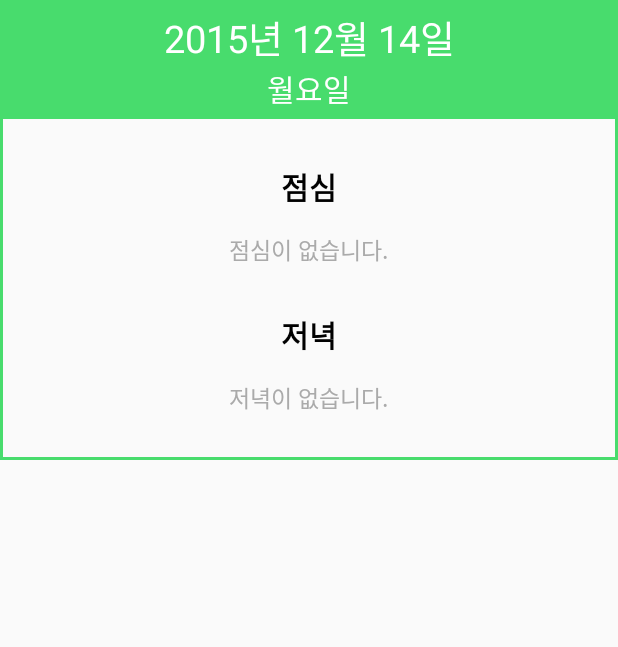
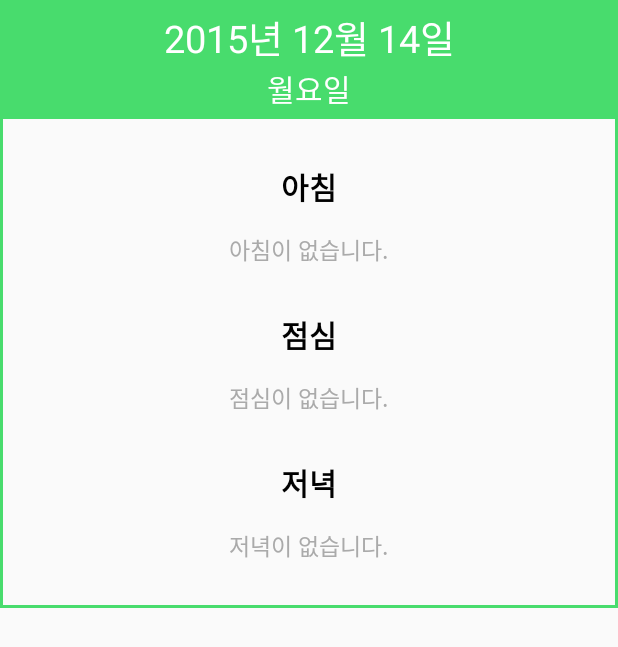
Before and after one commit to itmir913/AndroidMealLibrary, an Android app: the screen it shows after launch (MainActivity), on a phone screen of 412 x 824 dp. Shown: the top 647 px of the screen. Run offline under Robolectric (Android 15) with nearby library versions, the phone set to English and light mode, and no system bars; 7 statements that could not run were skipped.

Commit message:
학교 급식에 아침을 추가하기 위한 작업 소스

```diff
--- a/app/build.gradle
+++ b/app/build.gradle
@@ -1,8 +1,8 @@
 apply plugin: 'com.android.application'
 
 android {
-    compileSdkVersion 21
-    buildToolsVersion "21.1.2"
+    compileSdkVersion 23
+    buildToolsVersion '23.0.2'
 
     defaultConfig {
         applicationId "com.tistory.itmir.example.androidmeallibrary"
--- a/app/src/main/java/com/tistory/itmir/example/androidmeallibrary/BapListAdapter.java
+++ b/app/src/main/java/com/tistory/itmir/example/androidmeallibrary/BapListAdapter.java
@@ -15,6 +15,7 @@ import java.util.ArrayList;
 class BapViewHolder {
     public TextView mCalender;
     public TextView mDayOfTheWeek;
+    public TextView mMorning;
     public TextView mLunch;
     public TextView mDinner;
 }
@@ -22,6 +23,7 @@ class BapViewHolder {
 class BapListData {
     public String mCalender;
     public String mDayOfTheWeek;
+    public String mMorning;
     public String mLunch;
     public String mDinner;
 }
@@ -36,11 +38,12 @@ public class BapListAdapter extends BaseAdapter {
         this.mContext = mContext;
     }
 
-    public void addItem(String mCalender, String mDayOfTheWeek, String mLunch, String mDinner) {
+    public void addItem(String mCalender, String mDayOfTheWeek, String mMorning, String mLunch, String mDinner) {
 
         BapListData addItemInfo = new BapListData();
         addItemInfo.mCalender = mCalender;
         addItemInfo.mDayOfTheWeek = mDayOfTheWeek;
+        addItemInfo.mMorning = mMorning;
         addItemInfo.mLunch = mLunch;
         addItemInfo.mDinner = mDinner;
 
@@ -77,10 +80,9 @@ public class BapListAdapter extends BaseAdapter {
                     .getSystemService(Context.LAYOUT_INFLATER_SERVICE);
             convertView = inflater.inflate(R.layout.row_bap_item, null);
 
-            mHolder.mCalender = (TextView) convertView
-                    .findViewById(R.id.mCalender);
-            mHolder.mDayOfTheWeek = (TextView) convertView
-                    .findViewById(R.id.mDayOfTheWeek);
+            mHolder.mCalender = (TextView) convertView.findViewById(R.id.mCalender);
+            mHolder.mDayOfTheWeek = (TextView) convertView.findViewById(R.id.mDayOfTheWeek);
+            mHolder.mMorning = (TextView) convertView.findViewById(R.id.mMorning);
             mHolder.mLunch = (TextView) convertView.findViewById(R.id.mLunch);
             mHolder.mDinner = (TextView) convertView.findViewById(R.id.mDinner);
 
@@ -94,12 +96,19 @@ public class BapListAdapter extends BaseAdapter {
 
         String mCalender = mData.mCalender;
         String mDayOfTheWeek = mData.mDayOfTheWeek;
+        String mMorning = mData.mMorning;
         String mLunch = mData.mLunch;
         String mDinner = mData.mDinner;
 
         /**
          * 급식이 없을경우 없다는 정보를 표시합니다.
          */
+        /**
+         * TODO 아침이 없습니다 부분은 개발자가 string.xml 파일에 <string> 정의하기 귀찮아서 하드코딩함.
+         * TODO 여러분도 귀찮으면 걍 하드코딩 하세요. 유지 보수만 좀 힘듦
+         */
+        if (BapTool.mStringCheck(mMorning))
+            mMorning = mData.mMorning = "아침이 없습니다.";
         if (BapTool.mStringCheck(mLunch))
             mLunch = mData.mLunch = mContext.getResources().getString(R.string.no_data_lunch);
         if (BapTool.mStringCheck(mDinner))
@@ -107,6 +116,7 @@ public class BapListAdapter extends BaseAdapter {
 
         mHolder.mCalender.setText(mCalender);
         mHolder.mDayOfTheWeek.setText(mDayOfTheWeek);
+        mHolder.mMorning.setText(mMorning);
         mHolder.mLunch.setText(mLunch);
         mHolder.mDinner.setText(mDinner);
 
--- a/app/src/main/java/com/tistory/itmir/example/androidmeallibrary/BapTool.java
+++ b/app/src/main/java/com/tistory/itmir/example/androidmeallibrary/BapTool.java
@@ -14,6 +14,8 @@ import toast.library.meal.MealLibrary;
  */
 public class BapTool {
     public static final String BAP_PREFERENCE_NAME = "BapData";
+
+    public static final int TYPE_MORNING = 0;
     public static final int TYPE_LUNCH = 1;
     public static final int TYPE_DINNER = 2;
 
@@ -28,7 +30,7 @@ public class BapTool {
      * Pref Name Format : 2015-02-17-TYPE_index
      * ex) 2015-02-17-1_3
      */
-    public static void saveBapData(Context mContext, String[] Calender, String[] Lunch, String[] Dinner) {
+    public static void saveBapData(Context mContext, String[] Calender, String[] Morning, String[] Lunch, String[] Dinner) {
         /**
          * Do not Edit : yyyy.MM.dd(E)
          */
@@ -44,15 +46,19 @@ public class BapTool {
                 int month = mDate.get(Calendar.MONTH) + 1;
                 int day = mDate.get(Calendar.DAY_OF_MONTH);
 
+                String mPrefMorningName = getBapStringFormat(year, month, day, TYPE_MORNING);
                 String mPrefLunchName = getBapStringFormat(year, month, day, TYPE_LUNCH);
                 String mPrefDinnerName = getBapStringFormat(year, month, day, TYPE_DINNER);
 
+                String mMorning = Morning[index];
                 String mLunch = Lunch[index];
                 String mDinner = Dinner[index];
 
+                if (!MealLibrary.isMealCheck(mMorning)) mMorning = "";
                 if (!MealLibrary.isMealCheck(mLunch)) mLunch = "";
                 if (!MealLibrary.isMealCheck(mDinner)) mDinner = "";
 
+                mPref.putString(mPrefMorningName, mMorning);
                 mPref.putString(mPrefLunchName, mLunch);
                 mPref.putString(mPrefDinnerName, mDinner);
 
@@ -85,14 +91,17 @@ public class BapTool {
 
         restoreBapDateClass mData = new restoreBapDateClass();
 
+        String mPrefMorningName = getBapStringFormat(year, month + 1, day, TYPE_MORNING);
         String mPrefLunchName = getBapStringFormat(year, month + 1, day, TYPE_LUNCH);
         String mPrefDinnerName = getBapStringFormat(year, month + 1, day, TYPE_DINNER);
 
+//        Log.d("mPrefMorningName", "" + mPrefMorningName);
 //        Log.d("mPrefLunchName", "" + mPrefLunchName);
 //        Log.d("mPrefDinnerName", "" + mPrefDinnerName);
 
         mData.Calender = mCalenderFormat.format(mDate.getTime());
         mData.DayOfTheWeek = mDayOfWeekFormat.format(mDate.getTime());
+        mData.Morning = mPref.getString(mPrefMorningName, null);
         mData.Lunch = mPref.getString(mPrefLunchName, null);
         mData.Dinner = mPref.getString(mPrefDinnerName, null);
 
@@ -101,6 +110,10 @@ public class BapTool {
 //        Log.d("mData.Lunch", "" + mData.Lunch);
 //        Log.d("mData.Dinner", "" + mData.Dinner);
 
+        /**
+         * TODO 아침 데이터를 체크하는 코드는 필요 없다는 판단하에 추가하지 않음
+         * 점심과 저녁이 null이 아니라면 아침도 null이 아니므로
+         */
         if (mData.Lunch == null && mData.Dinner == null) {
             mData.isBlankDay = true;
         }
@@ -116,6 +129,7 @@ public class BapTool {
     public static class restoreBapDateClass {
         public String Calender;
         public String DayOfTheWeek;
+        public String Morning;
         public String Lunch;
         public String Dinner;
         public boolean isBlankDay = false;
--- a/app/src/main/java/com/tistory/itmir/example/androidmeallibrary/MainActivity.java
+++ b/app/src/main/java/com/tistory/itmir/example/androidmeallibrary/MainActivity.java
@@ -138,7 +138,7 @@ public class MainActivity extends ActionBarActivity {
              * mAdapter에 급식을 추가합니다.
              */
 
-            mAdapter.addItem(mData.Calender, mData.DayOfTheWeek, mData.Lunch, mData.Dinner);
+            mAdapter.addItem(mData.Calender, mData.DayOfTheWeek, mData.Morning, mData.Lunch, mData.Dinner);
             mCalendar.add(Calendar.DATE, 1);
         }
 
--- a/app/src/main/java/com/tistory/itmir/example/androidmeallibrary/ProcessTask.java
+++ b/app/src/main/java/com/tistory/itmir/example/androidmeallibrary/ProcessTask.java
@@ -3,8 +3,6 @@ package com.tistory.itmir.example.androidmeallibrary;
 import android.content.Context;
 import android.os.AsyncTask;
 import android.util.Log;
-
-import java.util.Calendar;
 
 import toast.library.meal.MealLibrary;
 
@@ -22,7 +20,7 @@ public abstract class ProcessTask extends AsyncTask<Integer, Integer, Long> {
     final String schulCrseScCode = "yourSchulCrseScCode"; // 학교 종류 코드 1
     final String schulKndScCode = "yourSchulKndScCode"; // 학교 종류 코드 2
 
-    String[] Calender, Lunch, Dinner;
+    String[] Calender, Morning, Lunch, Dinner;
 
     public abstract void onPreDownload();
 
@@ -67,6 +65,9 @@ public abstract class ProcessTask extends AsyncTask<Integer, Integer, Long> {
 
             publishProgress(50);
 
+            Morning = MealLibrary.getMealNew(CountryCode, schulCode,
+                    schulCrseScCode, schulKndScCode, "1", year, month, day);
+
             Lunch = MealLibrary.getMealNew(CountryCode, schulCode,
                     schulCrseScCode, schulKndScCode, "2", year, month, day);
 
@@ -75,7 +76,7 @@ public abstract class ProcessTask extends AsyncTask<Integer, Integer, Long> {
             Dinner = MealLibrary.getMealNew(CountryCode, schulCode,
                     schulCrseScCode, schulKndScCode, "3", year, month, day);
 
-            BapTool.saveBapData(mContext, Calender, Lunch, Dinner);
+            BapTool.saveBapData(mContext, Calender, Morning, Lunch, Dinner);
 
             publishProgress(100);
 
--- a/app/src/main/res/layout/row_bap_item.xml
+++ b/app/src/main/res/layout/row_bap_item.xml
@@ -43,11 +43,31 @@
             android:layout_width="wrap_content"
             android:layout_height="wrap_content"
             android:layout_gravity="center_horizontal"
+            android:text="아침"
+            android:textAppearance="?android:attr/textAppearanceLarge"
+            android:textColor="@android:color/black"
+            android:textSize="20dp"
+            android:textStyle="bold" />
+
+        <TextView
+            android:id="@+id/mMorning"
+            android:layout_width="wrap_content"
+            android:layout_height="wrap_content"
+            android:layout_gravity="center_horizontal"
+            android:layout_marginTop="15dp"
+            android:textColor="@android:color/darker_gray"
+            android:textSize="15dp" />
+
+        <TextView
+            android:layout_width="wrap_content"
+            android:layout_height="wrap_content"
+            android:layout_gravity="center_horizontal"
+            android:layout_marginTop="30dp"
             android:text="점심"
             android:textAppearance="?android:attr/textAppearanceLarge"
+            android:textColor="@android:color/black"
             android:textSize="20dp"
-            android:textStyle="bold"
-            android:textColor="@android:color/black" />
+            android:textStyle="bold" />
 
         <TextView
             android:id="@+id/mLunch"
@@ -55,8 +75,8 @@
             android:layout_height="wrap_content"
             android:layout_gravity="center_horizontal"
             android:layout_marginTop="15dp"
-            android:textSize="15dp"
-            android:textColor="@android:color/darker_gray" />
+            android:textColor="@android:color/darker_gray"
+            android:textSize="15dp" />
 
         <TextView
             android:layout_width="wrap_content"
@@ -65,9 +85,9 @@
             android:layout_marginTop="30dp"
             android:text="저녁"
             android:textAppearance="?android:attr/textAppearanceLarge"
+            android:textColor="@android:color/black"
             android:textSize="20dp"
-            android:textStyle="bold"
-            android:textColor="@android:color/black" />
+            android:textStyle="bold" />
 
         <TextView
             android:id="@+id/mDinner"
@@ -75,8 +95,8 @@
             android:layout_height="wrap_content"
             android:layout_gravity="center_horizontal"
             android:layout_marginTop="15dp"
-            android:textSize="15dp"
-            android:textColor="@android:color/darker_gray" />
+            android:textColor="@android:color/darker_gray"
+            android:textSize="15dp" />
 
         <!-- TODO 그래프 또는 칼로리 -->
 
--- a/build.gradle
+++ b/build.gradle
@@ -5,7 +5,7 @@ buildscript {
         jcenter()
     }
     dependencies {
-        classpath 'com.android.tools.build:gradle:1.1.0'
+        classpath 'com.android.tools.build:gradle:2.0.0-alpha1'
 
         // NOTE: Do not place your application dependencies here; they belong
         // in the individual module build.gradle files
```
Also changed, not shown: 3 other files.
